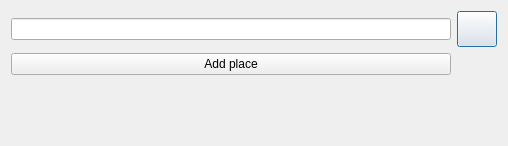
fordream/Komiwojazer-prawilny, file komiwojazer/browser.ui: the form before one commit.
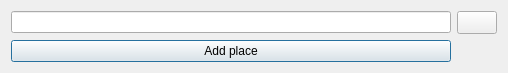
The form after the commit. Icons and pictures are not drawn.

Diff of the .ui file:
```diff
--- a/komiwojazer/browser.ui
+++ b/komiwojazer/browser.ui
@@ -7,30 +7,30 @@
     <x>0</x>
     <y>0</y>
     <width>508</width>
-    <height>146</height>
+    <height>73</height>
    </rect>
   </property>
+  <property name="sizePolicy">
+   <sizepolicy hsizetype="Fixed" vsizetype="Fixed">
+    <horstretch>0</horstretch>
+    <verstretch>0</verstretch>
+   </sizepolicy>
+  </property>
   <property name="windowTitle">
    <string>Dialog</string>
   </property>
   <layout class="QGridLayout" name="gridLayout_2">
    <item row="0" column="1">
     <layout class="QGridLayout" name="gridLayout">
-     <item row="3" column="0">
-      <spacer name="verticalSpacer">
-       <property name="orientation">
-        <enum>Qt::Vertical</enum>
+     <item row="0" column="0">
+      <widget class="QLineEdit" name="input"/>
+     </item>
+     <item row="2" column="0">
+      <widget class="QPushButton" name="button_add">
+       <property name="text">
+        <string>Add place</string>
        </property>
-       <property name="sizeType">
-        <enum>QSizePolicy::Minimum</enum>
-       </property>
-       <property name="sizeHint" stdset="0">
-        <size>
-         <width>20</width>
-         <height>60</height>
-        </size>
-       </property>
-      </spacer>
+      </widget>
      </item>
      <item row="0" column="1">
       <widget class="QPushButton" name="button_search">
@@ -49,16 +49,6 @@
        </property>
       </widget>
      </item>
-     <item row="2" column="0">
-      <widget class="QPushButton" name="button_add">
-       <property name="text">
-        <string>Add place</string>
-       </property>
-      </widget>
-     </item>
-     <item row="0" column="0">
-      <widget class="QLineEdit" name="input"/>
-     </item>
     </layout>
    </item>
   </layout>
```
